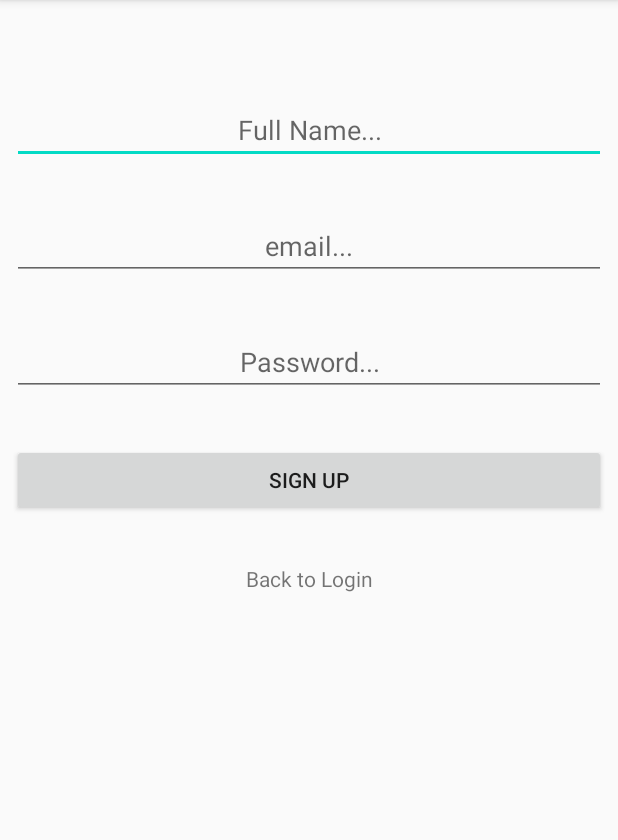
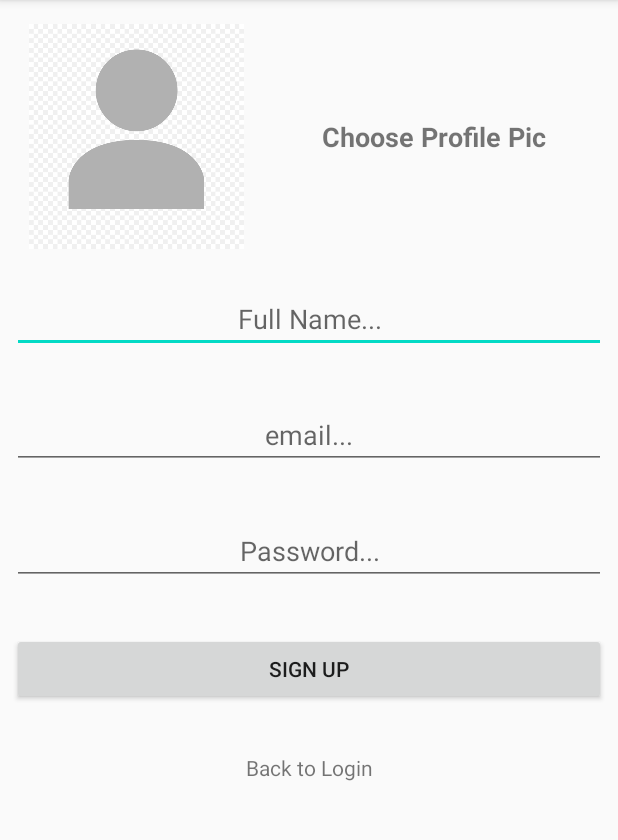
Before and after one commit to csc668-868-hakunamatata/android-finance-app, an Android app: the SignupActivity screen opened directly, with no data from a screen before it, on a phone screen of 412 x 824 dp, the part 84-924 px from its top. Run offline under Robolectric (Android 15) with nearby library versions, the phone set to English and light mode, and no system bars; our stand-ins replace Firebase (no records; nobody signed in at launch, a user with empty details on screens opened directly).

Commit message:
Completed Profile Pic and text color

```diff
--- a/app/build.gradle
+++ b/app/build.gradle
@@ -39,6 +39,7 @@ dependencies {
     implementation 'androidx.navigation:navigation-ui:2.3.5'
     implementation 'androidx.lifecycle:lifecycle-livedata-ktx:2.3.1'
     implementation 'androidx.lifecycle:lifecycle-viewmodel-ktx:2.3.1'
+    implementation 'com.google.firebase:firebase-storage:19.2.2'
     testImplementation 'junit:junit:4.13.2'
     androidTestImplementation 'androidx.test.ext:junit:1.1.2'
     androidTestImplementation 'androidx.test.espresso:espresso-core:3.3.0'
@@ -46,6 +47,8 @@ dependencies {
     implementation platform('com.google.firebase:firebase-bom:26.8.0')
     implementation 'com.google.firebase:firebase-analytics'
     implementation 'com.google.firebase:firebase-messaging'
+    implementation 'com.google.firebase:firebase-firestore'
+    implementation 'com.squareup.picasso:picasso:2.71828'
 
 }
 
--- a/app/src/main/java/com/example/financeapp/ViewModel/SignUpAndInViewModel.java
+++ b/app/src/main/java/com/example/financeapp/ViewModel/SignUpAndInViewModel.java
@@ -1,6 +1,7 @@
 package com.example.financeapp.ViewModel;
 
 import android.app.Application;
+import android.net.Uri;
 
 import androidx.annotation.NonNull;
 import androidx.lifecycle.AndroidViewModel;
@@ -19,8 +20,8 @@ public class SignUpAndInViewModel extends AndroidViewModel {
         userData = signUpAndInRepository.getUserData();
     }
 
-    public void register(String name, String email, String password){
-        signUpAndInRepository.register(name, email, password);
+    public void register(String name, String email, String password, Uri image){
+        signUpAndInRepository.register(name, email, password, image);
     }
 
     public void login(String email, String password){
--- a/app/src/main/java/com/example/financeapp/activities/SignupActivity.java
+++ b/app/src/main/java/com/example/financeapp/activities/SignupActivity.java
@@ -1,23 +1,36 @@
 package com.example.financeapp.activities;
 
+import androidx.annotation.NonNull;
+import androidx.annotation.Nullable;
 import androidx.appcompat.app.AppCompatActivity;
 import androidx.lifecycle.Observer;
 import androidx.lifecycle.ViewModelProvider;
 
 import android.content.Intent;
+import android.net.Uri;
 import android.os.Bundle;
 import android.util.Log;
 import android.util.Patterns;
 import android.view.View;
 import android.widget.Button;
 import android.widget.EditText;
+import android.widget.ImageView;
 import android.widget.TextView;
 import android.widget.Toast;
 
 import com.example.financeapp.ViewModel.SignUpAndInViewModel;
 import com.example.financeapp.R;
+import com.google.android.gms.tasks.OnCompleteListener;
+import com.google.android.gms.tasks.OnFailureListener;
+import com.google.android.gms.tasks.OnSuccessListener;
+import com.google.android.gms.tasks.Task;
 import com.google.firebase.auth.FirebaseAuth;
 import com.google.firebase.auth.FirebaseUser;
+import com.google.firebase.storage.FirebaseStorage;
+import com.google.firebase.storage.StorageReference;
+import com.google.firebase.storage.UploadTask;
+
+import java.util.UUID;
 
 
 public class SignupActivity extends AppCompatActivity implements View.OnClickListener{
@@ -27,6 +40,11 @@ public class SignupActivity extends AppCompatActivity implements View.OnClickLis
     private Button signUp;
     private EditText signupName, signupEmail, signupPassword;
     private SignUpAndInViewModel signUpAndInViewModel;
+    private ImageView profilePic;
+    private Uri uriImage;
+    private FirebaseStorage fireStore;
+    private StorageReference reference;
+    private String downloadUrl;
 
     @Override
     protected void onCreate(Bundle savedInstanceState) {
@@ -49,12 +67,19 @@ public class SignupActivity extends AppCompatActivity implements View.OnClickLis
             }
         });
 
+
+        fireStore = FirebaseStorage.getInstance();
+        reference = fireStore.getReference();
+
         mAuth = FirebaseAuth.getInstance();
         backToLogin = (TextView) findViewById(R.id.backToLogin);
         backToLogin.setOnClickListener(this);
 
         signUp = (Button) findViewById(R.id.signupButton);
         signUp.setOnClickListener(this);
+
+        profilePic = findViewById(R.id.profilePic);
+        profilePic.setOnClickListener(this);
 
         signupName = (EditText) findViewById(R.id.signupName);
         signupEmail = (EditText) findViewById(R.id.signupEmail);
@@ -73,8 +98,29 @@ public class SignupActivity extends AppCompatActivity implements View.OnClickLis
             case R.id.signupButton:
                 registerUser();
                 break;
+
+            case R.id.profilePic:
+                selectPicture();
         }
     }
+
+    private void selectPicture() {
+        Intent intent = new Intent();
+        intent.setType("image/*");
+        intent.setAction(Intent.ACTION_GET_CONTENT);
+        startActivityForResult(intent, 1);
+    }
+
+    @Override
+    protected void onActivityResult(int requestCode, int resultCode, @Nullable Intent data) {
+        super.onActivityResult(requestCode, resultCode, data);
+        if(requestCode==1 && resultCode==RESULT_OK && data!=null && data.getData()!=null){
+            uriImage = data.getData();
+            profilePic.setImageURI(uriImage);
+        }
+    }
+
+
 
     private void registerUser() {
         final String name = signupName.getText().toString();
@@ -105,6 +151,11 @@ public class SignupActivity extends AppCompatActivity implements View.OnClickLis
             return;
         }
 
-        signUpAndInViewModel.register(name, email, password);
+        if(downloadUrl==null){
+            downloadUrl = "";
+        }
+
+        Log.d("downloadNewUrl", downloadUrl + "second");
+        signUpAndInViewModel.register(name, email, password, uriImage);
     }
 }
--- a/app/src/main/res/layout/activity_signup.xml
+++ b/app/src/main/res/layout/activity_signup.xml
@@ -11,18 +11,17 @@
         android:layout_width="0dp"
         android:layout_height="wrap_content"
         android:layout_marginStart="8dp"
-        android:layout_marginLeft="8dp"
-        android:layout_marginTop="64dp"
+        android:layout_marginTop="24dp"
         android:layout_marginEnd="8dp"
-        android:layout_marginRight="8dp"
         android:autofillHints=""
         android:ems="10"
         android:gravity="center"
         android:hint="@string/fullName"
         android:inputType="textPersonName"
         app:layout_constraintEnd_toEndOf="parent"
+        app:layout_constraintHorizontal_bias="0.0"
         app:layout_constraintStart_toStartOf="parent"
-        app:layout_constraintTop_toTopOf="parent" />
+        app:layout_constraintTop_toBottomOf="@+id/profilePic" />
 
     <EditText
         android:id="@+id/signupEmail"
@@ -88,4 +87,30 @@
         app:layout_constraintEnd_toEndOf="parent"
         app:layout_constraintStart_toStartOf="parent"
         app:layout_constraintTop_toBottomOf="@+id/signupButton" />
+
+    <ImageView
+        android:id="@+id/profilePic"
+        android:layout_width="150dp"
+        android:layout_height="150dp"
+        android:layout_marginStart="16dp"
+        android:layout_marginTop="16dp"
+        android:contentDescription="set Profile Pic"
+        app:layout_constraintStart_toStartOf="parent"
+        app:layout_constraintTop_toTopOf="parent"
+        app:srcCompat="@drawable/ic_profile" />
+
+    <TextView
+        android:id="@+id/textView6"
+        android:layout_width="0dp"
+        android:layout_height="wrap_content"
+        android:layout_marginStart="16dp"
+        android:layout_marginEnd="16dp"
+        android:gravity="center"
+        android:text="@string/setProfilePic"
+        android:textSize="18sp"
+        android:textStyle="bold"
+        app:layout_constraintBottom_toBottomOf="@+id/profilePic"
+        app:layout_constraintEnd_toEndOf="parent"
+        app:layout_constraintStart_toEndOf="@+id/profilePic"
+        app:layout_constraintTop_toTopOf="@+id/profilePic" />
 </androidx.constraintlayout.widget.ConstraintLayout>
--- a/app/src/main/res/layout/row_appearance.xml
+++ b/app/src/main/res/layout/row_appearance.xml
@@ -51,9 +51,9 @@
         android:layout_width="wrap_content"
         android:layout_height="wrap_content"
         android:layout_marginEnd="16dp"
-        android:layout_marginRight="16dp"
         android:layout_marginBottom="10dp"
         android:text="@string/earnedOrSpent"
+        android:textColor="@android:color/holo_green_dark"
         android:textStyle="bold"
         app:layout_constraintBottom_toBottomOf="parent"
         app:layout_constraintEnd_toEndOf="parent" />
--- a/app/src/main/res/values/strings.xml
+++ b/app/src/main/res/values/strings.xml
@@ -47,6 +47,7 @@
     <string name="budgetAlert">Budget Alert (% of limit reached)</string>
     <string name="forgotPassword">Forgot Password?</string>
     <string name="resetPass">RESET PASSWORD</string>
+    <string name="setProfilePic">Choose Profile Pic</string>
 
     <string name="chart_title">History</string>
 
```
Also changed, not shown: app/src/main/java/com/example/financeapp/activities/LoginActivity.java (+15 -15 lines), app/src/main/java/com/example/financeapp/activities/ProfileActivity.java (+31 -1 lines), app/src/main/java/com/example/financeapp/model/Client.java (+11 -2 lines), app/src/main/java/com/example/financeapp/model/SignUpAndInRepository.java (+50 -15 lines), app/src/main/java/com/example/financeapp/utilities/RecyclerViewAdapter.java (+9 -0 lines), app/src/main/res/layout/activity_profile.xml (+10 -7 lines).
